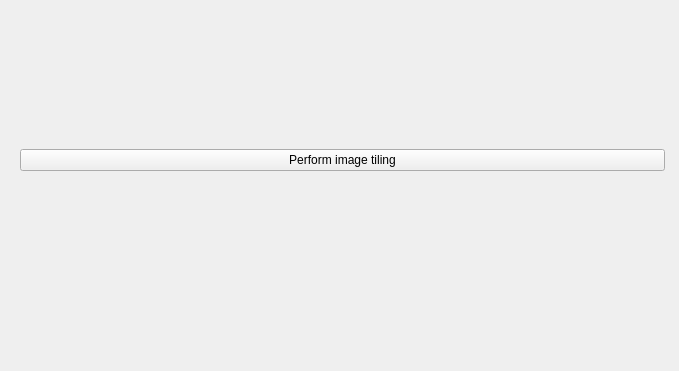
The window that iris/resources/tiling_method.ui (The-Thomas-Lab-UCL/orm-iris) describes before a commit, drawn with Qt 5; both pictures show x 0 to 679 and y 285 to 656 of the 679 by 656 pixel window.
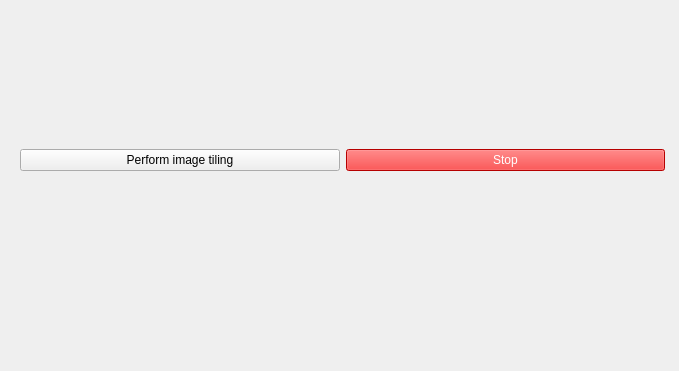
The same window after the commit.

Commit message:
Bugfix: image tiling functioning stop button
Image tiling now no longer crashes the app. The stop button also works as intended now.

Diff of the .ui file:
```diff
--- a/iris/resources/tiling_method.ui
+++ b/iris/resources/tiling_method.ui
@@ -58,12 +58,26 @@
      <layout class="QVBoxLayout" name="lyt_holder_controls"/>
     </item>
     <item>
+     <layout class="QHBoxLayout" name="horizontalLayout_2">
+      <item>
      <widget class="QPushButton" name="btn_capture">
       <property name="text">
        <string>Perform image tiling</string>
       </property>
      </widget>
     </item>
+      <item>
+       <widget class="QPushButton" name="btn_stop">
+        <property name="styleSheet">
+         <string notr="true">background-color:red; color:white</string>
+        </property>
+        <property name="text">
+         <string>Stop</string>
+        </property>
+       </widget>
+      </item>
+     </layout>
+    </item>
    </layout>
   </widget>
  </widget>
```
Left out of the diff: 1 changed line with no effect on the pictures. Lines whose indentation alone changed are shown as unchanged. The commit also changes 2 other files.
